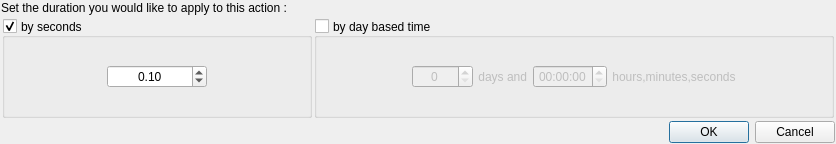
Above: ui/createactiondialog/CreateWaitActionDialog.ui from AmirHammouteneEI/ScheduledPasteAndKeys before the change. Below: the same form after it.
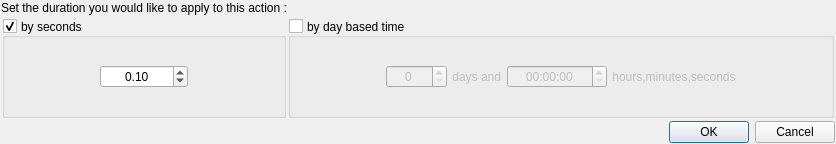
That is the form after the change.

Commit message: Adjustment of spinbox arrows

```diff
--- a/ui/createactiondialog/CreateWaitActionDialog.ui
+++ b/ui/createactiondialog/CreateWaitActionDialog.ui
@@ -224,6 +224,12 @@
          </item>
          <item>
           <widget class="QTimeEdit" name="timeEdit">
+           <property name="minimumSize">
+            <size>
+             <width>100</width>
+             <height>0</height>
+            </size>
+           </property>
            <property name="alignment">
             <set>Qt::AlignCenter</set>
            </property>
```
The commit also changes 5 other files.
